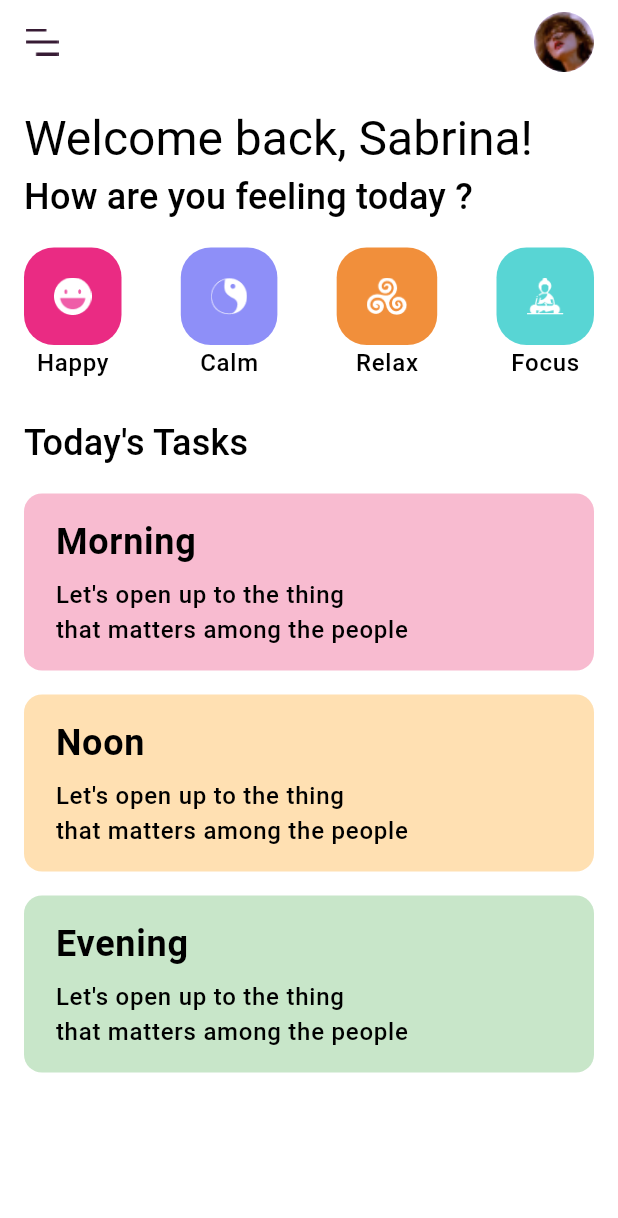
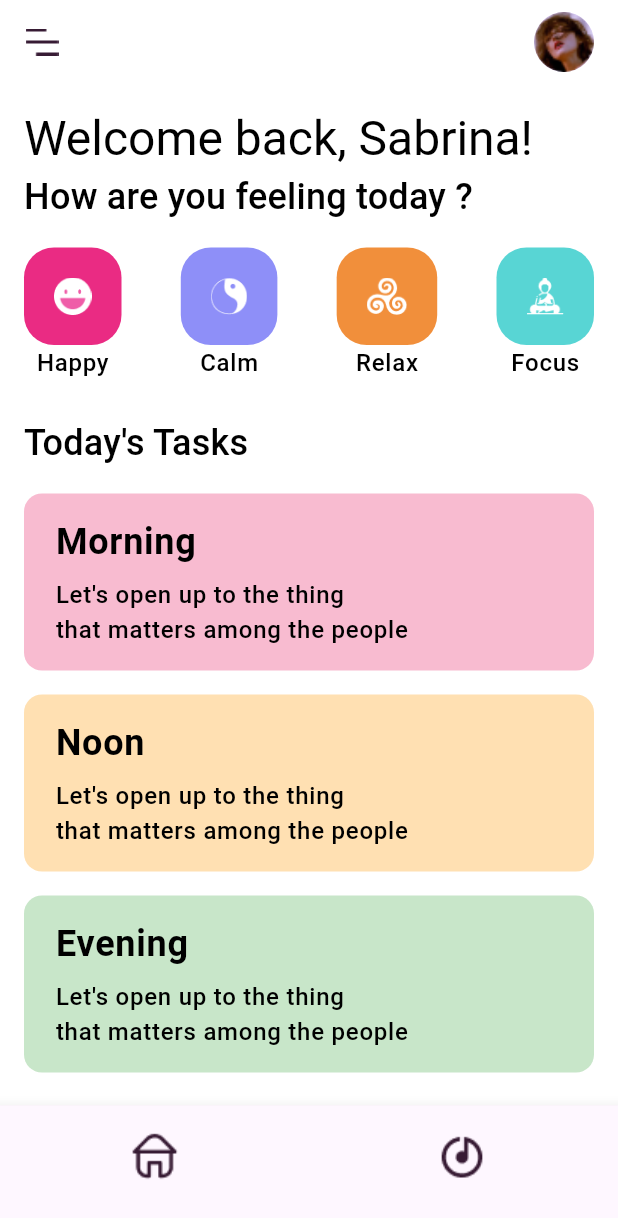
Before and after one commit to refractiOOn/MentalHealthApp, a Flutter app: the screen it shows after launch, on a phone screen of 412 x 824 dp. Shown: the top 1218 px of the screen. Run offline on Flutter 3.47's test engine with Material 3 defaults, Android fonts, the phone set to English and light mode, and no system bars; our stand-ins replace flutter_bloc, google_fonts.

Commit message:
implement home screen and navigation bar

```diff
--- a/lib/main.dart
+++ b/lib/main.dart
@@ -1,6 +1,8 @@
 import 'package:flutter/material.dart';
+import 'package:flutter_bloc/flutter_bloc.dart';
 import 'package:mental_health/core/theme.dart';
-import 'package:mental_health/features/meditation/presentation/pages/meditation_screen.dart';
+import 'package:mental_health/presentation/bottomNavBar/bloc/navigation_bloc.dart';
+import 'package:mental_health/presentation/homeScreen/home_screen.dart';
 
 void main() {
   runApp(const MyApp());
@@ -11,11 +13,16 @@ class MyApp extends StatelessWidget {
 
   @override
   Widget build(BuildContext context) {
-    return MaterialApp(
-      title: 'Flutter Demo',
-      theme: AppTheme.lightTheme,
-      debugShowCheckedModeBanner: false,
-      home: const MeditationScreen(),
+    return MultiBlocProvider(
+        providers: [
+          BlocProvider(create: (_) => NavigationBloc())
+        ],
+        child: MaterialApp(
+          title: 'Mental Health App',
+          theme: AppTheme.lightTheme,
+          debugShowCheckedModeBanner: false,
+          home: const HomeScreen(),
+        )
     );
   }
 }
--- /dev/null
+++ b/lib/presentation/bottomNavBar/bloc/navigation_bloc.dart
@@ -0,0 +1,11 @@
+import 'package:flutter_bloc/flutter_bloc.dart';
+import 'package:mental_health/presentation/bottomNavBar/bloc/navigation_event.dart';
+import 'package:mental_health/presentation/bottomNavBar/bloc/navigation_state.dart';
+
+class NavigationBloc extends Bloc<NavigationEvent, NavigationState> {
+  NavigationBloc() : super(NavigationChanged(index: 0)) {
+    on<NavigateTo>((event, emit){
+      emit(NavigationChanged(index: event.index));
+    });
+  }
+}
--- /dev/null
+++ b/lib/presentation/bottomNavBar/bloc/navigation_event.dart
@@ -0,0 +1,6 @@
+abstract class NavigationEvent {}
+
+class NavigateTo extends NavigationEvent {
+  final int index;
+  NavigateTo({required this.index});
+}
--- /dev/null
+++ b/lib/presentation/bottomNavBar/bloc/navigation_state.dart
@@ -0,0 +1,6 @@
+abstract class NavigationState {}
+
+class NavigationChanged extends NavigationState {
+  final int index;
+  NavigationChanged({required this.index});
+}
--- /dev/null
+++ b/lib/presentation/bottomNavBar/widgets/bottom_nav_bar.dart
@@ -0,0 +1,21 @@
+import 'package:flutter/material.dart';
+import 'package:flutter_bloc/flutter_bloc.dart';
+import 'package:mental_health/presentation/bottomNavBar/bloc/navigation_bloc.dart';
+import 'package:mental_health/presentation/bottomNavBar/bloc/navigation_event.dart';
+
+class BottomNavBar extends StatelessWidget {
+  final List<BottomNavigationBarItem> items;
+  final int currentIndex;
+
+  const BottomNavBar({super.key, required this.items, required this.currentIndex});
+
+  @override
+  Widget build(BuildContext context) {
+    return BottomNavigationBar(
+        items: items,
+        currentIndex: currentIndex,
+        onTap: (index) {
+          context.read<NavigationBloc>().add(NavigateTo(index: index));
+        });
+  }
+}
--- /dev/null
+++ b/lib/presentation/homeScreen/home_screen.dart
@@ -0,0 +1,49 @@
+import 'package:flutter/material.dart';
+import 'package:flutter_bloc/flutter_bloc.dart';
+import 'package:mental_health/features/meditation/presentation/pages/meditation_screen.dart';
+import 'package:mental_health/presentation/bottomNavBar/widgets/bottom_nav_bar.dart';
+import '../bottomNavBar/bloc/navigation_bloc.dart';
+import '../bottomNavBar/bloc/navigation_state.dart';
+
+class HomeScreen extends StatelessWidget {
+  final List<Widget> pages = const [
+    MeditationScreen(),
+    Scaffold(body: Center(child: Text('test 2', style: TextStyle(color: Colors.green)))),
+  ];
+
+  const HomeScreen({super.key});
+
+  @override
+  Widget build(BuildContext context) {
+    final List<BottomNavigationBarItem> bottomNavItems = [
+      BottomNavigationBarItem(
+          icon: Image.asset('assets/menu_home.png', color: Theme.of(context).focusColor),
+          label: ''
+      ),
+      BottomNavigationBarItem(
+          icon: Image.asset('assets/menu_songs.png', color: Theme.of(context).focusColor),
+          label: ''
+      )
+    ];
+
+    return Scaffold(
+      body: BlocBuilder<NavigationBloc, NavigationState>(
+        builder: (context, state) {
+          return pages[state is NavigationChanged ? state.index : 0];
+        },
+      ),
+      bottomNavigationBar: BlocBuilder<NavigationBloc, NavigationState>(
+        builder: (context, state) {
+          int currentIndex = 0;
+          if (state is NavigationChanged) {
+            currentIndex = state.index;
+          }
+          return BottomNavBar(
+              items: bottomNavItems,
+              currentIndex: currentIndex
+          );
+        }
+      ),
+    );
+  }
+}
```
